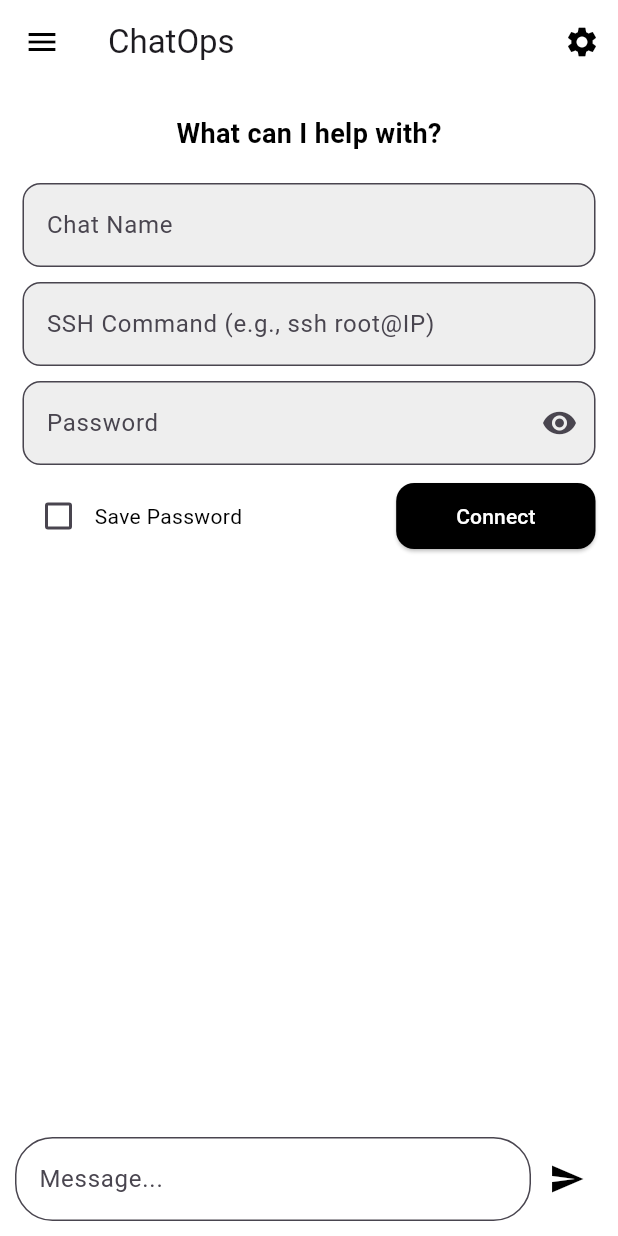
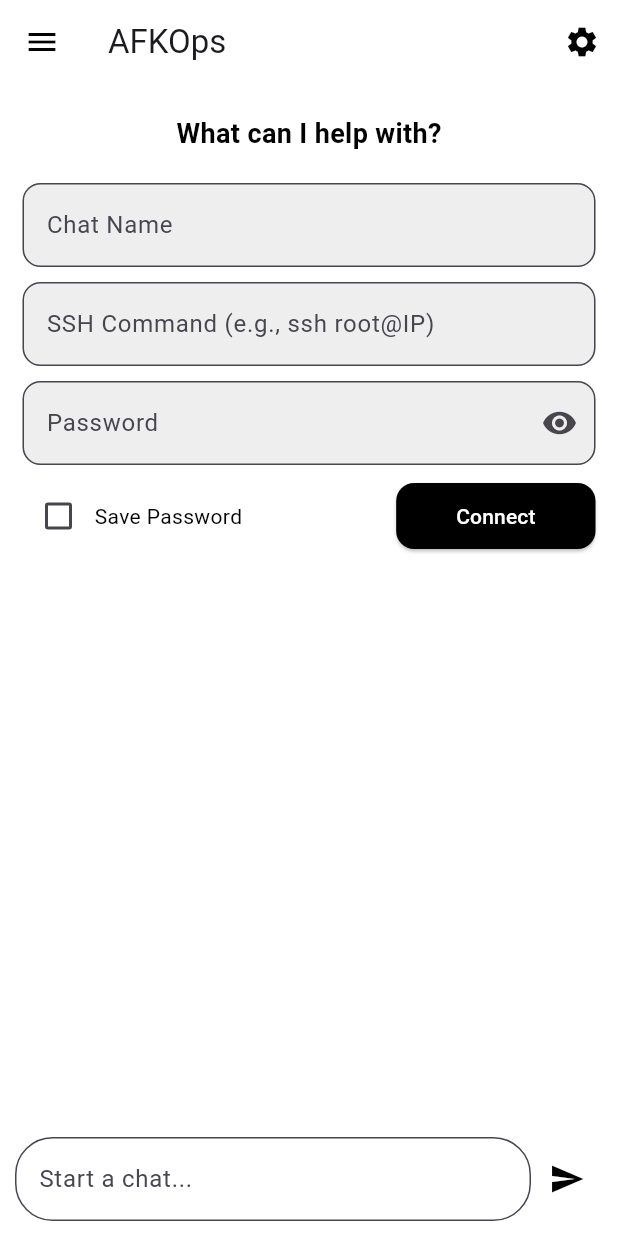
Before and after one commit to AFKops/frontend, a Flutter app: the HomeScreen screen opened directly, after a tap on the "send" icon, on a phone screen of 412 x 824 dp. Run offline on Flutter 3.47's test engine with Material 3 defaults, Android fonts, the phone set to English and light mode, and no system bars; our stand-ins replace local_auth, permission_handler, shared_preferences; missing offline and left inert: wifi_iot; accounts and stored records are empty.

Commit message:
Completed home page chat functionality and UI refinements

```diff
--- a/lib/screens/home_screen.dart
+++ b/lib/screens/home_screen.dart
@@ -19,7 +19,33 @@ class _HomeScreenState extends State<HomeScreen> {
   final TextEditingController _chatMessageController = TextEditingController();
   bool _obscurePassword = true;
   bool _isConnecting = false;
-  bool _savePassword = false; // ✅ Checkbox state for saving password
+  bool _savePassword = false; // ✅ Checkbox for saving passwords
+
+  /// ✅ **General Chat (No SSH)**
+  void _startGeneralChat(BuildContext context) async {
+    final chatProvider = Provider.of<ChatProvider>(context, listen: false);
+    String message = _chatMessageController.text.trim();
+
+    if (message.isEmpty) return;
+
+    String chatId = await chatProvider.startNewChat(
+      chatName: "General Chat - ${DateTime.now().toLocal()}",
+      host: "", // ✅ No SSH details
+      username: "",
+      password: "",
+      isGeneralChat: true, // ✅ Mark it as a general chat
+    );
+
+    _chatMessageController.clear();
+
+    if (mounted) {
+      chatProvider.setCurrentChat(chatId);
+      Navigator.push(
+        context,
+        MaterialPageRoute(builder: (context) => ChatScreen(chatId: chatId)),
+      );
+    }
+  }
 
   /// ✅ **Connect to SSH and retry if it fails**
   void _connectToServer(BuildContext context) async {
@@ -27,11 +53,8 @@ class _HomeScreenState extends State<HomeScreen> {
     String chatName = _chatNameController.text.trim();
     String sshCommand = _sshCommandController.text.trim();
     String password = _passwordController.text.trim();
-    String passwordToUse = _savePassword
-        ? password
-        : password.isNotEmpty
-            ? password
-            : "";
+    String passwordToUse =
+        _savePassword ? password : (password.isNotEmpty ? password : "");
 
     if (chatName.isEmpty || sshCommand.isEmpty) {
       ScaffoldMessenger.of(context).showSnackBar(
@@ -93,6 +116,7 @@ class _HomeScreenState extends State<HomeScreen> {
       host: host,
       username: username,
       password: password,
+      isGeneralChat: false, // ✅ Mark as SSH chat
     );
 
     // ✅ **Only Retry If Chat Is Not Active**
@@ -104,6 +128,7 @@ class _HomeScreenState extends State<HomeScreen> {
         host: host,
         username: username,
         password: password,
+        isGeneralChat: false, // ✅ Mark as SSH chat
       );
 
       // ✅ **Only return retryChatId if it actually succeeded**
@@ -153,7 +178,7 @@ class _HomeScreenState extends State<HomeScreen> {
             );
           },
         ),
-        title: const Text("ChatOps"),
+        title: const Text("AFKOps"),
         actions: [
           IconButton(
             icon: const Icon(Icons.settings),
@@ -179,8 +204,7 @@ class _HomeScreenState extends State<HomeScreen> {
             padding: const EdgeInsets.symmetric(horizontal: 15.0),
             child: Column(
               children: [
-                _buildTextField(_chatNameController, "Chat Name",
-                    false), // ✅ Added Chat Name
+                _buildTextField(_chatNameController, "Chat Name", false),
                 const SizedBox(height: 10),
                 _buildTextField(_sshCommandController,
                     "SSH Command (e.g., ssh root@IP)", false),
@@ -210,8 +234,8 @@ class _HomeScreenState extends State<HomeScreen> {
                         : ElevatedButton(
                             onPressed: () => _connectToServer(context),
                             style: ElevatedButton.styleFrom(
-                              backgroundColor: Colors.black, // ✅ Black button
-                              foregroundColor: Colors.white, // ✅ White text
+                              backgroundColor: Colors.black,
+                              foregroundColor: Colors.white,
                               padding: const EdgeInsets.symmetric(
                                   horizontal: 40, vertical: 12),
                               shape: RoundedRectangleBorder(
@@ -226,13 +250,13 @@ class _HomeScreenState extends State<HomeScreen> {
             ),
           ),
           const Spacer(),
-          _chatInputBox(), // ✅ Chat box restored at bottom
+          _chatInputBox(),
         ],
       ),
     );
   }
 
-  /// ✅ **Chat Input Box (Same as ChatScreen)**
+  /// ✅ **Chat Box Now Creates General Chat**
   Widget _chatInputBox() {
     return Padding(
       padding: const EdgeInsets.all(10.0),
@@ -242,7 +266,7 @@ class _HomeScreenState extends State<HomeScreen> {
             child: TextField(
               controller: _chatMessageController,
               decoration: const InputDecoration(
-                hintText: "Message...",
+                hintText: "Start a chat...",
                 border: OutlineInputBorder(
                   borderRadius: BorderRadius.all(Radius.circular(25.0)),
                 ),
@@ -253,8 +277,31 @@ class _HomeScreenState extends State<HomeScreen> {
           ),
           IconButton(
             icon: const Icon(Icons.send, color: Colors.black),
-            onPressed: () {
-              // Placeholder action for chat input
+            onPressed: () async {
+              String message = _chatMessageController.text.trim();
+              if (message.isEmpty) return;
+
+              _chatMessageController.clear();
+
+              final chatProvider =
+                  Provider.of<ChatProvider>(context, listen: false);
+
+              // ✅ Start a new General Chat
+              String chatId = await chatProvider.startNewChat(
+                chatName: "General Chat",
+                isGeneralChat: true, // ✅ Mark as general chat
+              );
+
+              chatProvider.setCurrentChat(chatId);
+              chatProvider.addMessage(chatId, message, isUser: true);
+
+              if (mounted) {
+                Navigator.push(
+                  context,
+                  MaterialPageRoute(
+                      builder: (context) => ChatScreen(chatId: chatId)),
+                );
+              }
             },
           ),
         ],
--- a/pubspec.yaml
+++ b/pubspec.yaml
@@ -1,4 +1,4 @@
-name: chatops
+name: AFKOps
 description: "A new Flutter project."
 # The following line prevents the package from being accidentally published to
 # pub.dev using `flutter pub publish`. This is preferred for private packages.
```
Also changed, not shown: lib/providers/chat_provider.dart (+18 -11 lines), 17 other files.
